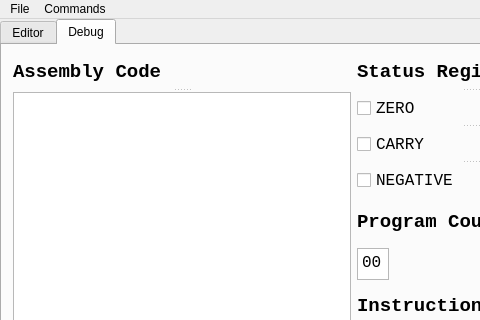
Before: the Qt Designer form MicroSimulatorGUI/mainwindow.ui in kjwitt/MicroSimulator, drawn with Qt 5; both pictures show x 0 to 480 and y 0 to 320 of the 1024 by 768 pixel window.
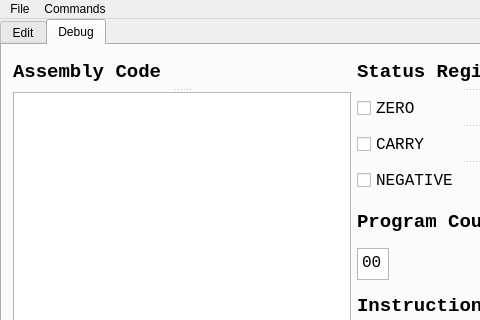
After: the same form once the commit is applied. The open tabs and pages were chosen to show the change.

Commit message: made the memory windows non-resizable

The edit to the form file:
```diff
--- a/MicroSimulatorGUI/mainwindow.ui
+++ b/MicroSimulatorGUI/mainwindow.ui
@@ -46,7 +46,7 @@
       </property>
       <widget class="QWidget" name="editorTab">
        <attribute name="title">
-        <string>Editor</string>
+        <string>Edit</string>
        </attribute>
        <layout class="QVBoxLayout" name="verticalLayout_3">
         <item>
```
Left out of the diff: 30 changed lines with no effect on the pictures. The commit also changes 2 other files.
